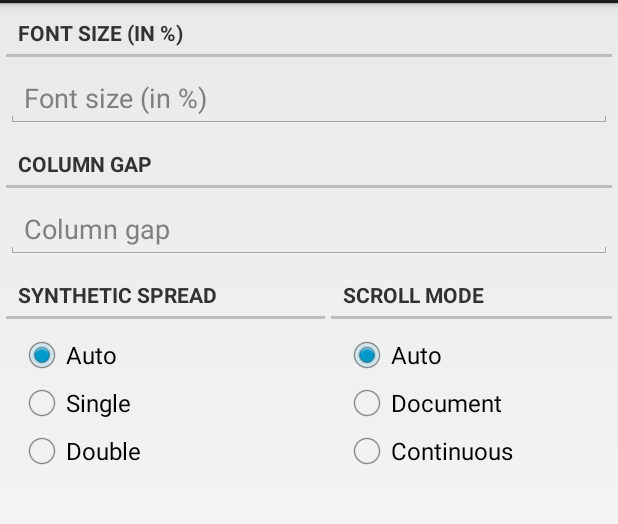
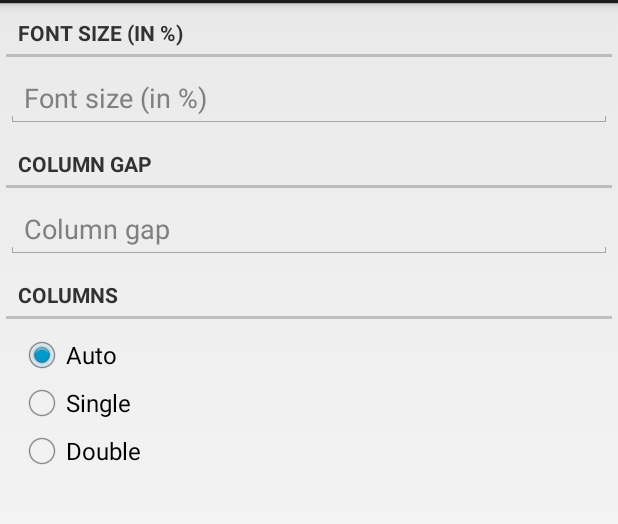
Before and after one commit to nimisis/BibleMesh-Android, an Android app: the layout viewer_settings.xml on its own in the app's theme, with its tools: preview values and no code run, on a phone screen of 412 x 824 dp, the part 69-593 px from its top. Run offline under Robolectric (Android 15) with nearby library versions, the phone set to English and light mode, and no system bars.

Commit message:
Scroll options removed from settings dialog. Settings icon added. Log out confirmation dialog.

```diff
--- a/BibleMesh/app/src/main/java/org/readium/sdk/android/biblemesh/ViewerSettingsDialog.java
+++ b/BibleMesh/app/src/main/java/org/readium/sdk/android/biblemesh/ViewerSettingsDialog.java
@@ -62,13 +62,11 @@ public class ViewerSettingsDialog extends DialogFragment {
 	private OnViewerSettingsChange mListener;
 
 	private ViewerSettings mOriginalSettings;
-    public ViewerSettingsDialog() {
 
-    }
-	/*public ViewerSettingsDialog(OnViewerSettingsChange listener, ViewerSettings originalSettings) {
+    public ViewerSettingsDialog(OnViewerSettingsChange listener, ViewerSettings originalSettings) {
 		mListener = listener;
 		mOriginalSettings = originalSettings;
-	}*/
+	}
 
 	@Override
 	public Dialog onCreateDialog(
--- a/BibleMesh/app/src/main/java/org/readium/sdk/android/biblemesh/WebViewActivity.java
+++ b/BibleMesh/app/src/main/java/org/readium/sdk/android/biblemesh/WebViewActivity.java
@@ -70,6 +70,7 @@ import android.media.MediaPlayer;
 import android.os.Build;
 import android.os.Bundle;
 import android.os.Handler;
+import android.support.v4.app.DialogFragment;
 import android.support.v4.app.FragmentActivity;
 import android.support.v4.app.FragmentManager;
 import android.support.v4.app.FragmentTransaction;
@@ -454,9 +455,9 @@ public class WebViewActivity extends FragmentActivity implements
 	private void showSettings() {
 		FragmentManager fm = getSupportFragmentManager();
 		FragmentTransaction fragmentTransaction = fm.beginTransaction();
-		/*DialogFragment dialog = new ViewerSettingsDialog(this, mViewerSettings);
+		DialogFragment dialog = new ViewerSettingsDialog(this, mViewerSettings);
 		dialog.show(fm, "dialog");
-		fragmentTransaction.commit();*/
+		fragmentTransaction.commit();
 	}
 
 	@Override
--- a/BibleMesh/app/src/main/res/layout/viewer_settings.xml
+++ b/BibleMesh/app/src/main/res/layout/viewer_settings.xml
@@ -44,13 +44,13 @@
                 android:layout_marginBottom="8dp" />
 
             <LinearLayout
-                android:orientation="horizontal"
+                android:orientation="vertical"
                 android:layout_width="fill_parent"
                 android:layout_height="wrap_content">
 
                 <LinearLayout
                     android:orientation="vertical"
-                    android:layout_width="wrap_content"
+                    android:layout_width="match_parent"
                     android:layout_height="wrap_content"
                     android:layout_weight="2">
 
@@ -100,7 +100,7 @@
                     android:layout_width="wrap_content"
                     android:layout_height="wrap_content"
                     android:layout_weight="1"
-                    android:layout_marginLeft="4dp">
+                    android:layout_marginLeft="4dp" android:visibility="invisible">
 
                     <TextView
                         style="?android:attr/listSeparatorTextViewStyle"
--- a/BibleMesh/app/src/main/res/menu/web_view.xml
+++ b/BibleMesh/app/src/main/res/menu/web_view.xml
@@ -36,11 +36,12 @@
         android:id="@+id/settings"
         android:orderInCategory="100"
         android:showAsAction="ifRoom"
-        android:title="@string/settings"/>
+        android:title="@string/settingsicon"/>
 
 	<item
 		android:id="@+id/add_bookmark"
 		android:orderInCategory="100"
 		android:showAsAction="ifRoom"
-		android:title="@string/add_bookmark"/>
+		android:title="@string/add_bookmark"
+		android:visible="false" />
 </menu>
--- a/BibleMesh/app/src/main/res/values/strings.xml
+++ b/BibleMesh/app/src/main/res/values/strings.xml
@@ -35,12 +35,13 @@
     <string name="logout">logout</string>
     <string name="add_highlight">Highlight</string>
     <string name="settings">Settings</string>
+    <string name="settingsicon">\u2699</string>
     <string name="title">Title</string>
     <string name="left">&lt;&lt;</string>
     <string name="right">&gt;&gt;</string>
     <string name="fontSize">Font size (in %)</string>
     <string name="columnGap">Column gap</string>
-    <string name="syntheticSpread">Synthetic spread</string>
+    <string name="syntheticSpread">Columns</string>
 
     <!-- Media Overlay Menu Text -->
     <string name="menu_mo_previous">Previous</string>
```
Also changed, not shown: BibleMesh/app/src/main/java/org/readium/sdk/android/biblemesh/ContainerList.java (+30 -2 lines).
